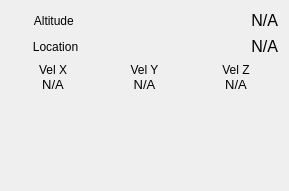
First picture: the form in GS/GUI/movementwidget.ui, repository UCI-UAVForge/GroundStation, before the edit.
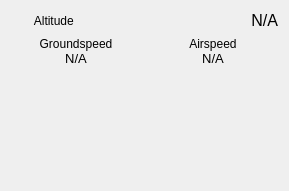
Second picture: the form after the edit.

```diff
--- a/GS/GUI/movementwidget.ui
+++ b/GS/GUI/movementwidget.ui
@@ -42,7 +42,7 @@
 	background-color: rgb(240, 240, 240);
 }
 
-QLabel#velX, QLabel#velY,QLabel#velZ,QLabel#pitch, QLabel#roll, QLabel#yaw{
+QLabel#gSpeed, QLabel#airSpeed{
 	padding-top:8px;
 	padding-bottom:8px;
 	font-size:10pt;
@@ -57,80 +57,6 @@
    <property name="verticalSpacing">
     <number>7</number>
    </property>
-   <item row="0" column="1">
-    <widget class="QLabel" name="altTitle">
-     <property name="sizePolicy">
-      <sizepolicy hsizetype="Preferred" vsizetype="Minimum">
-       <horstretch>0</horstretch>
-       <verstretch>0</verstretch>
-      </sizepolicy>
-     </property>
-     <property name="accessibleName">
-      <string notr="true"/>
-     </property>
-     <property name="lineWidth">
-      <number>1</number>
-     </property>
-     <property name="text">
-      <string>Altitude </string>
-     </property>
-     <property name="alignment">
-      <set>Qt::AlignCenter</set>
-     </property>
-    </widget>
-   </item>
-   <item row="3" column="2" colspan="2">
-    <widget class="QLabel" name="loc">
-     <property name="sizePolicy">
-      <sizepolicy hsizetype="Preferred" vsizetype="Minimum">
-       <horstretch>0</horstretch>
-       <verstretch>0</verstretch>
-      </sizepolicy>
-     </property>
-     <property name="font">
-      <font>
-       <pointsize>12</pointsize>
-       <weight>50</weight>
-       <italic>false</italic>
-       <bold>false</bold>
-      </font>
-     </property>
-     <property name="styleSheet">
-      <string notr="true"/>
-     </property>
-     <property name="text">
-      <string>N/A</string>
-     </property>
-     <property name="alignment">
-      <set>Qt::AlignRight|Qt::AlignTrailing|Qt::AlignVCenter</set>
-     </property>
-     <property name="margin">
-      <number>0</number>
-     </property>
-    </widget>
-   </item>
-   <item row="3" column="1">
-    <widget class="QLabel" name="locTitle">
-     <property name="sizePolicy">
-      <sizepolicy hsizetype="Minimum" vsizetype="Minimum">
-       <horstretch>0</horstretch>
-       <verstretch>0</verstretch>
-      </sizepolicy>
-     </property>
-     <property name="maximumSize">
-      <size>
-       <width>16777215</width>
-       <height>16777214</height>
-      </size>
-     </property>
-     <property name="text">
-      <string>Location</string>
-     </property>
-     <property name="alignment">
-      <set>Qt::AlignCenter</set>
-     </property>
-    </widget>
-   </item>
    <item row="0" column="2" colspan="2">
     <widget class="QLabel" name="alt">
      <property name="sizePolicy">
@@ -164,7 +90,7 @@
      </property>
     </widget>
    </item>
-   <item row="5" column="1" colspan="3">
+   <item row="4" column="1" colspan="3">
     <layout class="QGridLayout" name="gridLayout_2">
      <property name="horizontalSpacing">
       <number>7</number>
@@ -173,7 +99,7 @@
       <number>0</number>
      </property>
      <item row="3" column="1">
-      <widget class="QLabel" name="velY">
+      <widget class="QLabel" name="airSpeed">
        <property name="font">
         <font>
          <pointsize>10</pointsize>
@@ -194,7 +120,7 @@
       </widget>
      </item>
      <item row="3" column="0">
-      <widget class="QLabel" name="velX">
+      <widget class="QLabel" name="gSpeed">
        <property name="font">
         <font>
          <pointsize>10</pointsize>
@@ -229,7 +155,7 @@
         </size>
        </property>
        <property name="text">
-        <string>Vel Y</string>
+        <string>Airspeed</string>
        </property>
        <property name="alignment">
         <set>Qt::AlignCenter</set>
@@ -240,7 +166,7 @@
       </widget>
      </item>
      <item row="2" column="0">
-      <widget class="QLabel" name="velXTitle">
+      <widget class="QLabel" name="gSpeedTitle">
        <property name="sizePolicy">
         <sizepolicy hsizetype="Minimum" vsizetype="Minimum">
          <horstretch>0</horstretch>
@@ -254,53 +180,7 @@
         </size>
        </property>
        <property name="text">
-        <string>Vel X</string>
-       </property>
-       <property name="alignment">
-        <set>Qt::AlignCenter</set>
-       </property>
-       <property name="margin">
-        <number>0</number>
-       </property>
-      </widget>
-     </item>
-     <item row="3" column="2">
-      <widget class="QLabel" name="velZ">
-       <property name="font">
-        <font>
-         <pointsize>10</pointsize>
-        </font>
-       </property>
-       <property name="styleSheet">
-        <string notr="true"/>
-       </property>
-       <property name="text">
-        <string>N/A</string>
-       </property>
-       <property name="alignment">
-        <set>Qt::AlignCenter</set>
-       </property>
-       <property name="margin">
-        <number>0</number>
-       </property>
-      </widget>
-     </item>
-     <item row="2" column="2">
-      <widget class="QLabel" name="velZTitle">
-       <property name="sizePolicy">
-        <sizepolicy hsizetype="Minimum" vsizetype="Minimum">
-         <horstretch>0</horstretch>
-         <verstretch>0</verstretch>
-        </sizepolicy>
-       </property>
-       <property name="maximumSize">
-        <size>
-         <width>16777215</width>
-         <height>16777214</height>
-        </size>
-       </property>
-       <property name="text">
-        <string>Vel Z</string>
+        <string>Groundspeed</string>
        </property>
        <property name="alignment">
         <set>Qt::AlignCenter</set>
@@ -312,7 +192,7 @@
      </item>
     </layout>
    </item>
-   <item row="6" column="2">
+   <item row="5" column="2">
     <spacer name="verticalSpacer_2">
      <property name="orientation">
       <enum>Qt::Vertical</enum>
@@ -328,6 +208,28 @@
      </property>
     </spacer>
    </item>
+   <item row="0" column="1">
+    <widget class="QLabel" name="altTitle">
+     <property name="sizePolicy">
+      <sizepolicy hsizetype="Preferred" vsizetype="Minimum">
+       <horstretch>0</horstretch>
+       <verstretch>0</verstretch>
+      </sizepolicy>
+     </property>
+     <property name="accessibleName">
+      <string notr="true"/>
+     </property>
+     <property name="lineWidth">
+      <number>1</number>
+     </property>
+     <property name="text">
+      <string>Altitude </string>
+     </property>
+     <property name="alignment">
+      <set>Qt::AlignCenter</set>
+     </property>
+    </widget>
+   </item>
   </layout>
  </widget>
  <resources/>
```
